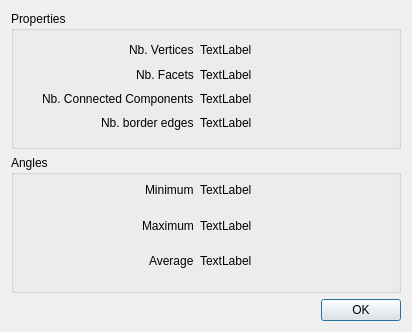
CGAL/cgal, file Polyhedron/demo/Polyhedron/Polyhedron_demo_statistics_on_polyhedron_dialog.ui: the form before one commit.
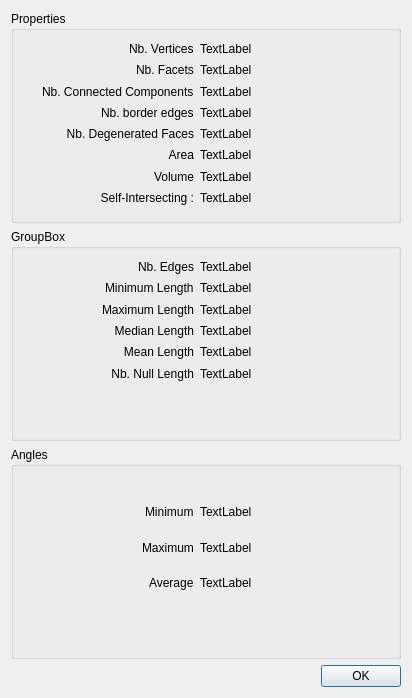
The form after the commit.

Commit message: Moved the polyhedron_item stats in the statistics dialog

Diff of the .ui file:
```diff
--- a/Polyhedron/demo/Polyhedron/Polyhedron_demo_statistics_on_polyhedron_dialog.ui
+++ b/Polyhedron/demo/Polyhedron/Polyhedron_demo_statistics_on_polyhedron_dialog.ui
@@ -7,7 +7,7 @@
     <x>0</x>
     <y>0</y>
     <width>412</width>
-    <height>332</height>
+    <height>698</height>
    </rect>
   </property>
   <property name="windowTitle">
@@ -15,14 +15,13 @@
   </property>
   <layout class="QGridLayout" name="gridLayout">
    <item row="2" column="0">
-    <widget class="QDialogButtonBox" name="okButtonBox">
-     <property name="standardButtons">
-      <set>QDialogButtonBox::Ok</set>
-     </property>
-    </widget>
-   </item>
-   <item row="1" column="0">
     <widget class="QGroupBox" name="AnglesGroupBox">
+     <property name="sizePolicy">
+      <sizepolicy hsizetype="Preferred" vsizetype="Preferred">
+       <horstretch>0</horstretch>
+       <verstretch>0</verstretch>
+      </sizepolicy>
+     </property>
      <property name="title">
       <string>Angles</string>
      </property>
@@ -30,7 +29,7 @@
       <property name="geometry">
        <rect>
         <x>10</x>
-        <y>20</y>
+        <y>50</y>
         <width>351</width>
         <height>101</height>
        </rect>
@@ -85,6 +84,128 @@
      </widget>
     </widget>
    </item>
+   <item row="1" column="0">
+    <widget class="QGroupBox" name="EdgesGroupBox">
+     <property name="title">
+      <string>GroupBox</string>
+     </property>
+     <widget class="QWidget" name="gridLayoutWidget_3">
+      <property name="geometry">
+       <rect>
+        <x>10</x>
+        <y>30</y>
+        <width>351</width>
+        <height>122</height>
+       </rect>
+      </property>
+      <layout class="QGridLayout" name="gridLayout_5">
+       <property name="sizeConstraint">
+        <enum>QLayout::SetMaximumSize</enum>
+       </property>
+       <item row="0" column="0" alignment="Qt::AlignRight">
+        <widget class="QLabel" name="label_12">
+         <property name="text">
+          <string>Nb. Edges</string>
+         </property>
+        </widget>
+       </item>
+       <item row="1" column="0" alignment="Qt::AlignRight">
+        <widget class="QLabel" name="label_13">
+         <property name="text">
+          <string>Minimum Length</string>
+         </property>
+        </widget>
+       </item>
+       <item row="2" column="1">
+        <widget class="QLabel" name="label_maxlength">
+         <property name="text">
+          <string>TextLabel</string>
+         </property>
+        </widget>
+       </item>
+       <item row="2" column="0" alignment="Qt::AlignRight">
+        <widget class="QLabel" name="label_14">
+         <property name="text">
+          <string>Maximum Length</string>
+         </property>
+        </widget>
+       </item>
+       <item row="1" column="1">
+        <widget class="QLabel" name="label_minlength">
+         <property name="text">
+          <string>TextLabel</string>
+         </property>
+        </widget>
+       </item>
+       <item row="3" column="1">
+        <widget class="QLabel" name="label_midlength">
+         <property name="text">
+          <string>TextLabel</string>
+         </property>
+        </widget>
+       </item>
+       <item row="3" column="0" alignment="Qt::AlignRight">
+        <widget class="QLabel" name="label_15">
+         <property name="text">
+          <string>Median Length</string>
+         </property>
+         <property name="alignment">
+          <set>Qt::AlignRight|Qt::AlignTrailing|Qt::AlignVCenter</set>
+         </property>
+        </widget>
+       </item>
+       <item row="0" column="1">
+        <widget class="QLabel" name="label_nbedges">
+         <property name="text">
+          <string>TextLabel</string>
+         </property>
+        </widget>
+       </item>
+       <item row="4" column="1">
+        <widget class="QLabel" name="label_meanlength">
+         <property name="text">
+          <string>TextLabel</string>
+         </property>
+        </widget>
+       </item>
+       <item row="4" column="0">
+        <widget class="QLabel" name="label_16">
+         <property name="text">
+          <string>Mean Length</string>
+         </property>
+         <property name="alignment">
+          <set>Qt::AlignRight|Qt::AlignTrailing|Qt::AlignVCenter</set>
+         </property>
+        </widget>
+       </item>
+       <item row="5" column="0">
+        <widget class="QLabel" name="label_18">
+         <property name="text">
+          <string>Nb. Null Length</string>
+         </property>
+         <property name="alignment">
+          <set>Qt::AlignRight|Qt::AlignTrailing|Qt::AlignVCenter</set>
+         </property>
+        </widget>
+       </item>
+       <item row="5" column="1">
+        <widget class="QLabel" name="label_nulllength">
+         <property name="text">
+          <string>TextLabel</string>
+         </property>
+        </widget>
+       </item>
+      </layout>
+     </widget>
+    </widget>
+   </item>
+   <item row="3" column="0">
+    <widget class="QDialogButtonBox" name="okButtonBox">
+     <property name="standardButtons">
+      <set>QDialogButtonBox::Ok</set>
+     </property>
+    </widget>
+   </item>
    <item row="0" column="0">
     <widget class="QGroupBox" name="PropertiesGroupBox">
      <property name="title">
@@ -96,27 +217,13 @@
         <x>10</x>
         <y>30</y>
         <width>351</width>
-        <height>91</height>
+        <height>164</height>
        </rect>
       </property>
       <layout class="QGridLayout" name="gridLayout_3">
        <property name="sizeConstraint">
         <enum>QLayout::SetMaximumSize</enum>
        </property>
-       <item row="0" column="0" alignment="Qt::AlignRight">
-        <widget class="QLabel" name="label_4">
-         <property name="text">
-          <string>Nb. Vertices</string>
-         </property>
-        </widget>
-       </item>
-       <item row="1" column="0" alignment="Qt::AlignRight">
-        <widget class="QLabel" name="label_5">
-         <property name="text">
-          <string>Nb. Facets</string>
-         </property>
-        </widget>
-       </item>
        <item row="2" column="1">
         <widget class="QLabel" name="label_nbconnectedcomponents">
          <property name="text">
@@ -131,6 +238,13 @@
          </property>
         </widget>
        </item>
+       <item row="3" column="1">
+        <widget class="QLabel" name="label_nbborderedges">
+         <property name="text">
+          <string>TextLabel</string>
+         </property>
+        </widget>
+       </item>
        <item row="1" column="1">
         <widget class="QLabel" name="label_nbfacets">
          <property name="text">
@@ -138,6 +252,47 @@
          </property>
         </widget>
        </item>
+       <item row="6" column="0">
+        <widget class="QLabel" name="label_21">
+         <property name="text">
+          <string>Volume</string>
+         </property>
+         <property name="alignment">
+          <set>Qt::AlignRight|Qt::AlignTrailing|Qt::AlignVCenter</set>
+         </property>
+        </widget>
+       </item>
+       <item row="0" column="0" alignment="Qt::AlignRight">
+        <widget class="QLabel" name="label_4">
+         <property name="text">
+          <string>Nb. Vertices</string>
+         </property>
+        </widget>
+       </item>
+       <item row="5" column="1">
+        <widget class="QLabel" name="label_area">
+         <property name="text">
+          <string>TextLabel</string>
+         </property>
+        </widget>
+       </item>
+       <item row="1" column="0" alignment="Qt::AlignRight">
+        <widget class="QLabel" name="label_5">
+         <property name="text">
+          <string>Nb. Facets</string>
+         </property>
+        </widget>
+       </item>
+       <item row="5" column="0">
+        <widget class="QLabel" name="label_17">
+         <property name="text">
+          <string>Area</string>
+         </property>
+         <property name="alignment">
+          <set>Qt::AlignRight|Qt::AlignTrailing|Qt::AlignVCenter</set>
+         </property>
+        </widget>
+       </item>
        <item row="0" column="1">
         <widget class="QLabel" name="label_nbvertices">
          <property name="text">
@@ -145,6 +300,13 @@
          </property>
         </widget>
        </item>
+       <item row="4" column="1">
+        <widget class="QLabel" name="label_degenfaces">
+         <property name="text">
+          <string>TextLabel</string>
+         </property>
+        </widget>
+       </item>
        <item row="3" column="0" alignment="Qt::AlignRight">
         <widget class="QLabel" name="label_7">
          <property name="text">
@@ -152,8 +314,35 @@
          </property>
         </widget>
        </item>
-       <item row="3" column="1">
-        <widget class="QLabel" name="label_nbborderedges">
+       <item row="6" column="1">
+        <widget class="QLabel" name="label_volume">
+         <property name="text">
+          <string>TextLabel</string>
+         </property>
+        </widget>
+       </item>
+       <item row="4" column="0">
+        <widget class="QLabel" name="label_20">
+         <property name="text">
+          <string>Nb. Degenerated Faces</string>
+         </property>
+         <property name="alignment">
+          <set>Qt::AlignRight|Qt::AlignTrailing|Qt::AlignVCenter</set>
+         </property>
+        </widget>
+       </item>
+       <item row="7" column="0">
+        <widget class="QLabel" name="label_8">
+         <property name="text">
+          <string>Self-Intersecting :</string>
+         </property>
+         <property name="alignment">
+          <set>Qt::AlignRight|Qt::AlignTrailing|Qt::AlignVCenter</set>
+         </property>
+        </widget>
+       </item>
+       <item row="7" column="1">
+        <widget class="QLabel" name="label_selfintersect">
          <property name="text">
           <string>TextLabel</string>
          </property>
```
The commit also changes 2 other files.
